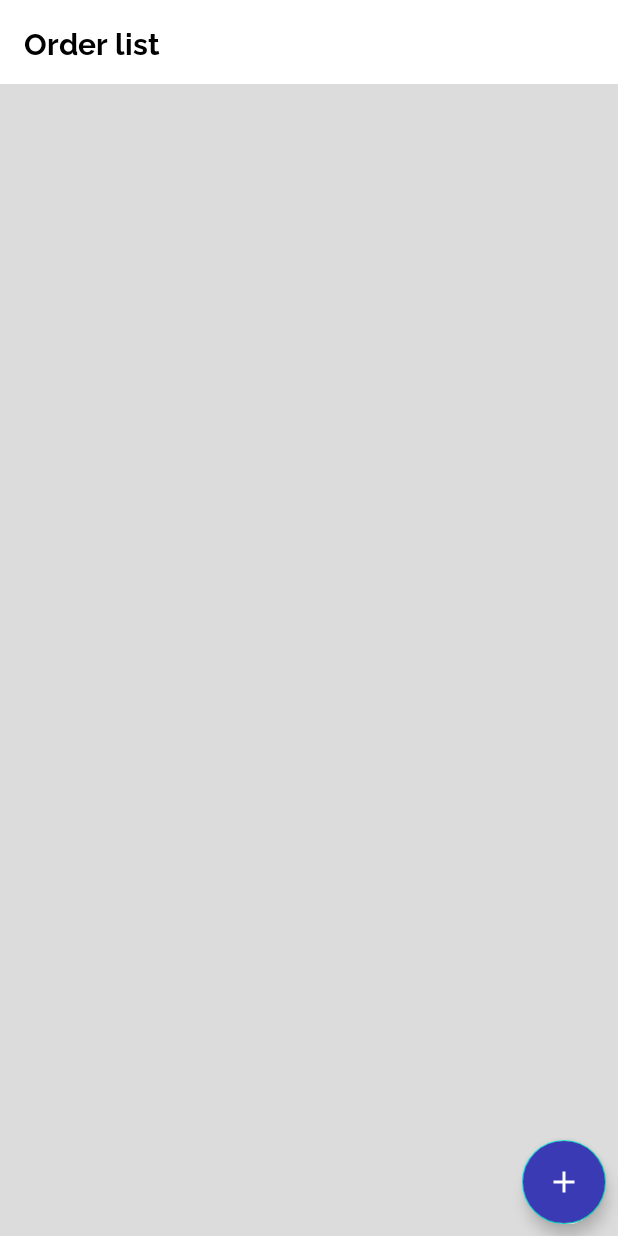
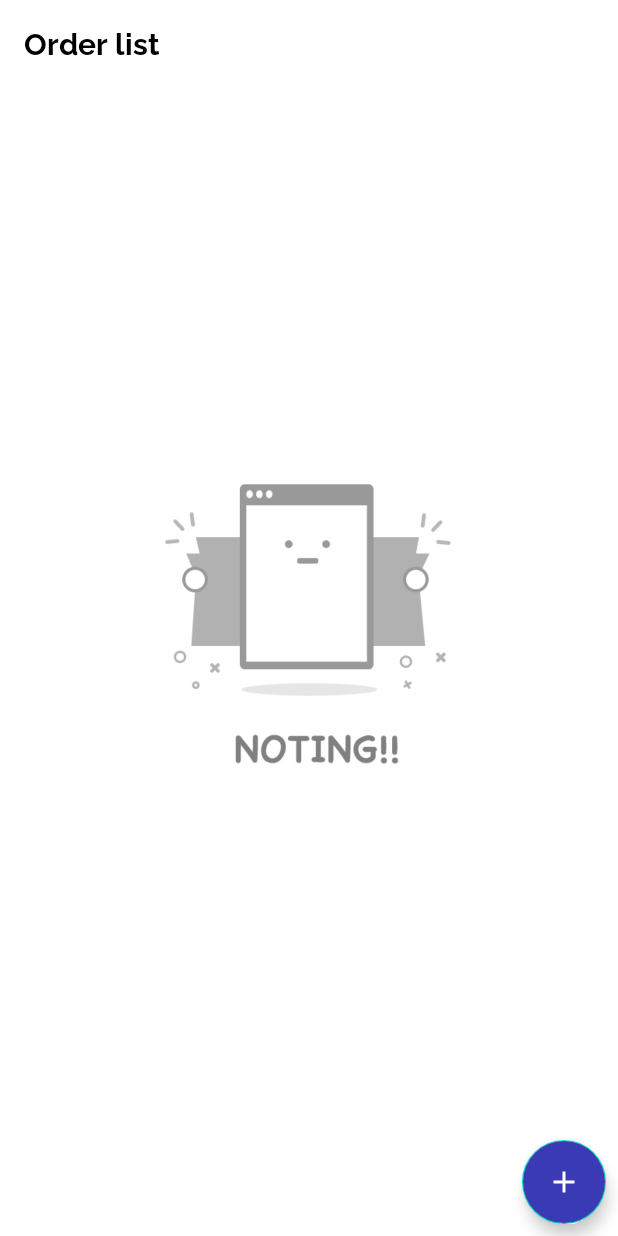
Before and after one commit to BrunoFerreiradaSilva/SalesApp, an Android app: the screen it shows after launch (OrdersPlacedActivity), on a phone screen of 412 x 824 dp. Run offline under Robolectric (Android 15) with nearby library versions, the phone set to English and light mode, and no system bars; our stand-ins replace Dagger/Hilt's generated code, Room's generated code.

Commit message:
insert empty list

```diff
--- a/app/src/main/java/com/example/salesapp/ui/orderplace/OrdersPlacedActivity.kt
+++ b/app/src/main/java/com/example/salesapp/ui/orderplace/OrdersPlacedActivity.kt
@@ -4,6 +4,7 @@ import android.content.Intent
 import android.os.Bundle
 import androidx.activity.viewModels
 import androidx.appcompat.app.AppCompatActivity
+import androidx.core.view.isVisible
 import androidx.lifecycle.lifecycleScope
 import androidx.lifecycle.viewModelScope
 import androidx.recyclerview.widget.GridLayoutManager
@@ -28,8 +29,11 @@ class OrdersPlacedActivity : AppCompatActivity() {
         lifecycleScope.launch {
             viewModel.uiState.collect { listOrder ->
                 ordersPlacedAdapter.submitList(listOrder)
+                binding.emptyList.clEmptyList.isVisible = listOrder.isEmpty()
             }
         }
+
+
 
         binding.fbCreatedOrder.setOnClickListener {
             startActivity(Intent(this, OrderRegistrationActivity::class.java))
--- a/app/src/main/java/com/example/salesapp/ui/orderregistration/OrderRegistrationActivity.kt
+++ b/app/src/main/java/com/example/salesapp/ui/orderregistration/OrderRegistrationActivity.kt
@@ -38,6 +38,7 @@ class OrderRegistrationActivity : AppCompatActivity() {
             viewModel.uiState.collect { listItem ->
                 ordersRegistrationAdapter.submitList(listItem)
                 binding.cvButtons.isVisible = listItem.isNotEmpty()
+                binding.emptyList.clEmptyList.isVisible = listItem.isEmpty()
             }
         }
 
--- a/app/src/main/res/layout/activity_order_registration.xml
+++ b/app/src/main/res/layout/activity_order_registration.xml
@@ -7,21 +7,31 @@
     android:background="@color/status_bar_color"
     tools:context=".ui.orderregistration.OrderRegistrationActivity">
 
+    <include
+        android:id="@+id/empty_list"
+        layout="@layout/layout_list_empty"
+        android:layout_width="0dp"
+        android:layout_height="0dp"
+        app:layout_constraintBottom_toTopOf="@id/cl_total"
+        app:layout_constraintEnd_toEndOf="parent"
+        app:layout_constraintStart_toStartOf="parent"
+        app:layout_constraintTop_toBottomOf="@id/toolbar" />
+
     <androidx.appcompat.widget.Toolbar
         android:id="@+id/toolbar"
+        style="@style/toobarTextStyle"
         android:layout_width="match_parent"
         android:layout_height="wrap_content"
-        style="@style/toobarTextStyle"
         app:layout_constraintEnd_toEndOf="parent"
         app:layout_constraintStart_toStartOf="parent"
         app:layout_constraintTop_toTopOf="parent">
 
         <TextView
             android:id="@+id/tv_number_order"
+            style="@style/textStyle"
             android:layout_width="wrap_content"
             android:layout_height="wrap_content"
             android:layout_marginTop="10dp"
-            style="@style/textStyle"
             android:text="@string/title_toolbar_order"
             app:layout_constraintStart_toStartOf="parent"
             app:layout_constraintTop_toBottomOf="@id/toolbar" />
@@ -41,6 +51,8 @@
 
     </androidx.appcompat.widget.Toolbar>
 
+
+
     <androidx.recyclerview.widget.RecyclerView
         android:id="@+id/rv_order_registration"
         android:layout_width="match_parent"
@@ -54,8 +66,8 @@
     <androidx.constraintlayout.widget.ConstraintLayout
         android:id="@+id/cl_total"
         android:layout_width="0dp"
+        android:layout_height="wrap_content"
         android:background="@color/white"
-        android:layout_height="wrap_content"
         android:padding="10dp"
         app:layout_constraintBottom_toTopOf="@id/cv_buttons"
         app:layout_constraintEnd_toEndOf="parent"
@@ -75,8 +87,8 @@
             android:id="@+id/tv_result_total_items"
             style="@style/textStyle"
             android:layout_width="0dp"
+            android:layout_height="wrap_content"
             android:layout_marginStart="10dp"
-            android:layout_height="wrap_content"
             android:textAlignment="textStart"
             app:layout_constraintEnd_toEndOf="parent"
             app:layout_constraintStart_toEndOf="@id/tv_total_items"
@@ -118,15 +130,15 @@
 
         <Button
             android:id="@+id/btn_save"
+            style="@style/toobarTextStyle"
             android:layout_width="match_parent"
+            android:layout_height="wrap_content"
             android:layout_margin="10dp"
-            android:layout_height="wrap_content"
             android:layout_marginBottom="8dp"
+            android:background="@drawable/rouded_button"
             android:text="@string/bnt_save"
-            style="@style/toobarTextStyle"
+            android:textAllCaps="false"
             android:textColor="@color/white"
-            android:background="@drawable/rouded_button"
-            android:textAllCaps="false"
             android:visibility="visible"
             app:layout_constraintBottom_toBottomOf="parent"
             app:layout_constraintEnd_toEndOf="parent"
--- a/app/src/main/res/layout/activity_orders_placed.xml
+++ b/app/src/main/res/layout/activity_orders_placed.xml
@@ -3,9 +3,19 @@
     xmlns:app="http://schemas.android.com/apk/res-auto"
     xmlns:tools="http://schemas.android.com/tools"
     android:layout_width="match_parent"
-    android:background="@color/status_bar_color"
     android:layout_height="match_parent"
     tools:context=".ui.orderplace.OrdersPlacedActivity">
+
+    <include
+        android:id="@+id/empty_list"
+        layout="@layout/layout_list_empty"
+        android:layout_width="wrap_content"
+        android:layout_height="wrap_content"
+        app:layout_constraintBottom_toBottomOf="parent"
+        app:layout_constraintEnd_toEndOf="parent"
+        app:layout_constraintStart_toStartOf="parent"
+        app:layout_constraintTop_toTopOf="parent" />
+
 
         <androidx.appcompat.widget.Toolbar
             android:id="@+id/toolbar"
@@ -41,8 +51,7 @@
             android:backgroundTint="@color/button_color"
             android:contentDescription="@string/button_for_created_order"
             android:src="@drawable/ic_add"
-        app:tint="@color/white"
             app:layout_constraintBottom_toBottomOf="parent"
-        app:layout_constraintEnd_toEndOf="parent" />
-
+            app:layout_constraintEnd_toEndOf="parent"
+            app:tint="@color/white" />
     </androidx.constraintlayout.widget.ConstraintLayout>
--- /dev/null
+++ b/app/src/main/res/layout/layout_list_empty.xml
@@ -0,0 +1,18 @@
+<?xml version="1.0" encoding="utf-8"?>
+<androidx.constraintlayout.widget.ConstraintLayout xmlns:android="http://schemas.android.com/apk/res/android"
+    xmlns:app="http://schemas.android.com/apk/res-auto"
+    android:layout_width="match_parent"
+    android:id="@+id/cl_empty_list"
+    android:background="@color/white"
+    android:layout_height="match_parent">
+
+    <ImageView
+        android:layout_width="200dp"
+        android:layout_height="200dp"
+        android:src="@drawable/empty"
+        app:layout_constraintBottom_toBottomOf="parent"
+        app:layout_constraintEnd_toEndOf="parent"
+        app:layout_constraintTop_toTopOf="parent"
+        app:layout_constraintStart_toStartOf="parent" />
+
+</androidx.constraintlayout.widget.ConstraintLayout>
```
Also changed, not shown: app/src/main/res/drawable/empty.png (added). Lines whose indentation alone changed are shown as unchanged.
